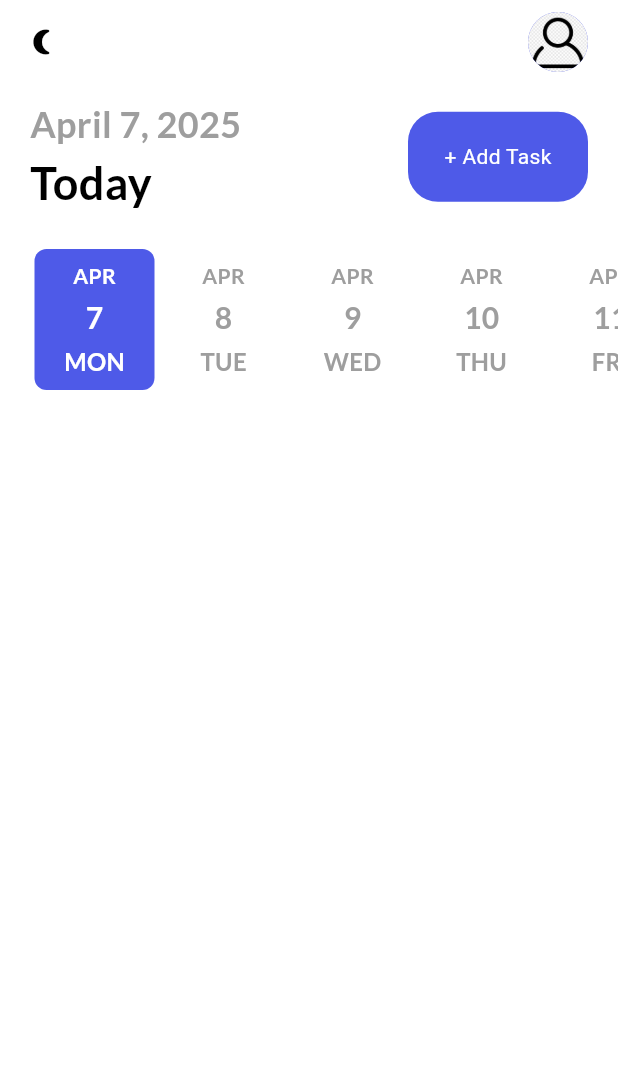
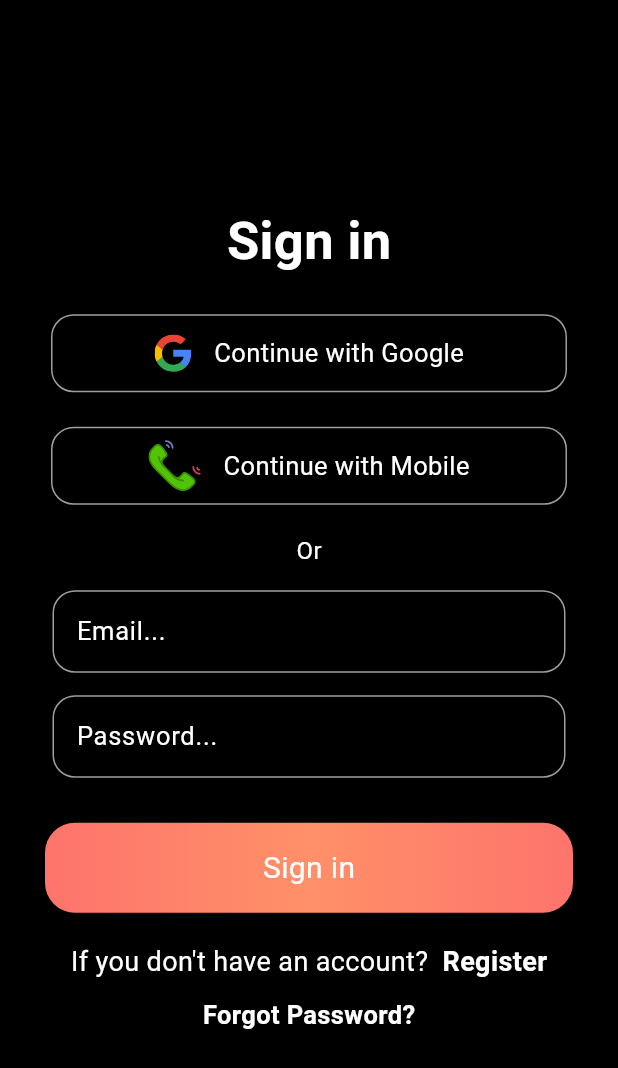
Before and after one commit to hunghoangphi2004/flutter-todo-app, a Flutter app: the screen it shows after launch, on a phone screen of 412 x 824 dp. Shown: the top 1068 px of the screen. Run offline on Flutter 3.47's test engine with Material 3 defaults, Android fonts, the phone set to English and light mode, and no system bars; drawn by our look-alikes of date_picker_timeline; our stand-ins replace flutter_local_notifications, flutter_svg, get, get_storage, google_fonts.

Commit message:
update login and register

```diff
--- a/todo_app/lib/main.dart
+++ b/todo_app/lib/main.dart
@@ -1,28 +1,51 @@
+// import 'package:flutter/material.dart';
+// import 'package:get/get_navigation/src/root/get_material_app.dart';
+// import 'package:get_storage/get_storage.dart';
+// import 'package:todo_app/services/theme_services.dart';
+// import 'package:todo_app/ui/home_page.dart';
+// import 'package:todo_app/ui/theme.dart';
+
+// Future<void> main() async {
+//   WidgetsFlutterBinding.ensureInitialized();
+//   await GetStorage.init();
+//   runApp(const MainApp());
+// }
+
+// class MainApp extends StatelessWidget {
+//   const MainApp({super.key});
+
+//   @override
+//   Widget build(BuildContext context) {
+//     return GetMaterialApp(
+//       title: 'Flutter Demo',
+//       debugShowCheckedModeBanner: false,
+//       theme: Themes.light,
+//       darkTheme: Themes.dark,
+//       themeMode: ThemeService().theme,
+//       home: const MyHomePage(title: 'My first todo app'),
+//     );
+//   }
+// }
+
 import 'package:flutter/material.dart';
-import 'package:get/get_navigation/src/root/get_material_app.dart';
-import 'package:get_storage/get_storage.dart';
-import 'package:todo_app/services/theme_services.dart';
-import 'package:todo_app/ui/home_page.dart';
+import 'package:todo_app/ui/login_screen.dart';
 import 'package:todo_app/ui/theme.dart';
+import 'ui/register_screen.dart'; // Đảm bảo import file chứa RegisterScreen
 
-Future<void> main() async {
-  WidgetsFlutterBinding.ensureInitialized();
-  await GetStorage.init();
-  runApp(const MainApp());
+void main() {
+  runApp(MyApp());
 }
 
-class MainApp extends StatelessWidget {
-  const MainApp({super.key});
-
+class MyApp extends StatelessWidget {
   @override
   Widget build(BuildContext context) {
-    return GetMaterialApp(
-      title: 'Flutter Demo',
-      debugShowCheckedModeBanner: false,
-      theme: Themes.light,
-      darkTheme: Themes.dark,
-      themeMode: ThemeService().theme,
-      home: const MyHomePage(title: 'My first todo app'),
+    return MaterialApp(
+      title: 'Flutter Đăng ký',
+      theme: ThemeData(
+        primarySwatch: Colors.cyan, // Replace with a valid MaterialColor
+        visualDensity: VisualDensity.adaptivePlatformDensity,
+      ),
+      home: LoginScreen(), // Set RegisterScreen làm màn hình khởi đầu
     );
   }
 }
--- /dev/null
+++ b/todo_app/lib/ui/login_screen.dart
@@ -0,0 +1,139 @@
+import 'package:flutter/material.dart';
+import 'package:flutter_svg/svg.dart';
+
+class LoginScreen extends StatefulWidget {
+  const LoginScreen({Key? key}) : super(key: key);
+
+  @override
+  State<LoginScreen> createState() => _LoginScreenState();
+}
+
+class _LoginScreenState extends State<LoginScreen> {
+  @override
+  Widget build(BuildContext context) {
+    return Scaffold(
+      body: SingleChildScrollView(
+        child: Container(
+          height: MediaQuery.of(context).size.height,
+          width: MediaQuery.of(context).size.width,
+          color: Colors.black,
+          child: Column(
+            mainAxisAlignment: MainAxisAlignment.center,
+
+            children: [
+              Text(
+                "Sign in",
+                style: TextStyle(
+                  fontSize: 35,
+                  color: Colors.white,
+                  fontWeight: FontWeight.bold,
+                ),
+              ),
+              SizedBox(height: 20),
+              buttonItem("assets/google.svg", "Continue with Google", 25),
+              SizedBox(height: 15),
+              buttonItem("assets/phone.svg", "Continue with Mobile", 35),
+              SizedBox(height: 15),
+              Text("Or", style: TextStyle(color: Colors.white, fontSize: 16)),
+              SizedBox(height: 15),
+              textItem("Email..."),
+              SizedBox(height: 15),
+              textItem("Password..."),
+              SizedBox(height: 30),
+              colorButton(),
+              SizedBox(height: 20),
+              Row(
+                mainAxisAlignment: MainAxisAlignment.center,
+                children: [
+                  Text(
+                    "If you don't have an account?  ",
+                    style: TextStyle(color: Colors.white, fontSize: 18),
+                  ),
+                  Text(
+                    "Register",
+                    style: TextStyle(
+                      color: Colors.white,
+                      fontSize: 18,
+                      fontWeight: FontWeight.bold,
+                    ),
+                  ),
+                ],
+              ),
+              SizedBox(height: 10),
+              Text(
+                "Forgot Password?",
+                style: TextStyle(
+                  color: Colors.white,
+                  fontSize: 17,
+                  fontWeight: FontWeight.bold,
+                ),
+              ),
+            ],
+          ),
+        ),
+      ),
+    );
+  }
+
+  Widget colorButton() {
+    return Container(
+      width: MediaQuery.of(context).size.width - 60,
+      height: 60,
+      decoration: BoxDecoration(
+        borderRadius: BorderRadius.circular(20),
+        gradient: LinearGradient(
+          colors: [Color(0xfffd746c), Color(0xffff9068), Color(0xfffd746c)],
+        ),
+      ),
+      child: Center(
+        child: Text(
+          "Sign in",
+          style: TextStyle(color: Colors.white, fontSize: 20),
+        ),
+      ),
+    );
+  }
+
+  Widget buttonItem(String imagePath, String buttonName, double size) {
+    return Container(
+      width: MediaQuery.of(context).size.width - 60,
+      height: 60,
+      child: Card(
+        color: Colors.black,
+        elevation: 8,
+        shape: RoundedRectangleBorder(
+          borderRadius: BorderRadius.circular(15),
+          side: BorderSide(color: Colors.grey, width: 1),
+        ),
+        child: Row(
+          mainAxisAlignment: MainAxisAlignment.center,
+          children: [
+            SvgPicture.asset(imagePath, height: size, width: size),
+            SizedBox(width: 15),
+            Text(
+              buttonName,
+              style: TextStyle(color: Colors.white, fontSize: 17),
+            ),
+          ],
+        ),
+      ),
+    );
+  }
+
+  Widget textItem(String labelText) {
+    return Container(
+      width: MediaQuery.of(context).size.width - 70,
+      height: 55,
+      child: TextFormField(
+        decoration: InputDecoration(
+          labelText: labelText,
+          labelStyle: TextStyle(fontSize: 17, color: Colors.white),
+          enabledBorder: OutlineInputBorder(
+            borderRadius: BorderRadius.circular(15),
+            borderSide: BorderSide(color: Colors.grey, width: 1),
+          ),
+        ),
+      ),
+    );
+  }
+}
--- a/todo_app/lib/ui/theme.dart
+++ b/todo_app/lib/ui/theme.dart
@@ -2,6 +2,8 @@ import 'package:flutter/material.dart';
 import 'package:get/get.dart';
 import 'package:google_fonts/google_fonts.dart';
 
+Color custom_green = Color(0xff18DAA3);
+Color backgroundColors = Colors.grey.shade100;
 const Color bluishClr = Color(0xFF4e5ae8);
 const Color yellowClr = Color(0xFFFFB746);
 const Color pinkClr = Color(0xFFff4667);
--- a/todo_app/pubspec.yaml
+++ b/todo_app/pubspec.yaml
@@ -16,6 +16,7 @@ dependencies:
   date_picker_timeline: ^1.2.5
   flutter_local_notifications: ^17.0.0
   sqflite: ^2.0.0+4
+  flutter_svg: ^1.1.6
 dev_dependencies:
   flutter_test:
     sdk: flutter
@@ -25,3 +26,4 @@ flutter:
   uses-material-design: true
   assets:
     - images/profile.png
+    - assets/
```
Also changed, not shown: todo_app/lib/ui/register_screen.dart (added, +130 -0 lines), todo_app/assets/google.svg (added), todo_app/assets/phone.svg (added), todo_app/images/7.png (added), todo_app/pubspec.lock.
